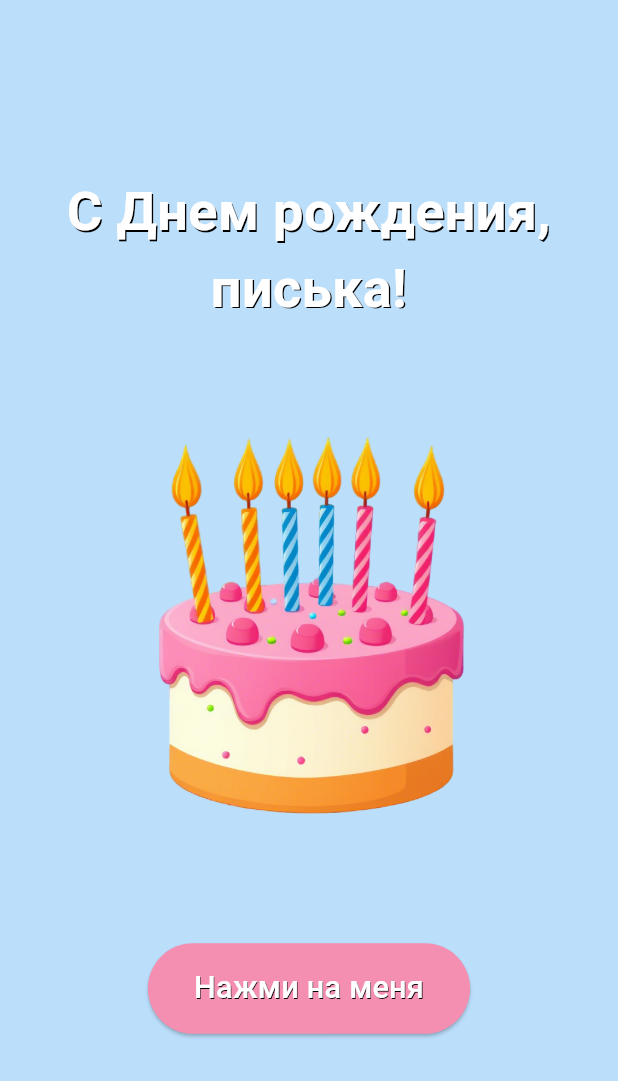
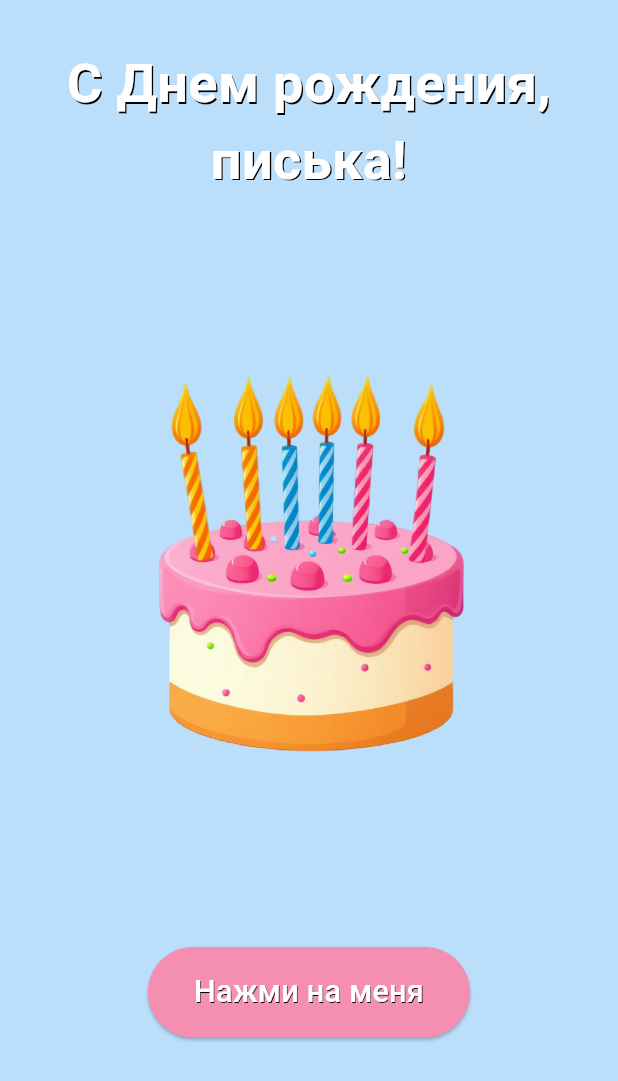
Before and after one commit to MeynSpain/happy_birthday, a Flutter app: the screen it shows after launch, on a phone screen of 412 x 824 dp. Shown: the top 1081 px of the screen. Run offline on Flutter 3.47's test engine with Material 3 defaults, Android fonts, the light colour scheme and no system bars; our stand-ins replace audioplayers, confetti.

Commit message:
Добавил web

```diff
--- a/lib/home_page.dart
+++ b/lib/home_page.dart
@@ -185,9 +185,12 @@
           // Align(alignment: Alignment.center,
           // child: Image.asset('assets/images/cake.png'),),
           Center(
-            child: Column(
-              mainAxisAlignment: MainAxisAlignment.center,
+            child: ListView(
               children: [
+                Column(
+                  mainAxisAlignment: MainAxisAlignment.start,
+                  children: [
+                    SizedBox(height: 30,),
                     // Expanded(child: SizedBox()),
                     Text(
                       'С Днем рождения, писька!',
@@ -201,15 +204,16 @@
                         ],
                       ),
                     ),
-                Image.asset('assets/images/cake.png'),
+                    Image.asset('assets/images/cake.png', height: 500),
                     // Expanded(child: SizedBox()),
                     Padding(
-                  padding: EdgeInsets.only(bottom: 20),
+                      padding: EdgeInsets.only(bottom: 50),
                       child: AnimatedBuilder(
                         animation: _buttonAnimationController,
                         builder: (context, child) {
                           return Transform.scale(
-                        scale: 1.0 + (_buttonAnimationController.value * 0.1),
+                            scale:
+                                1.0 + (_buttonAnimationController.value * 0.1),
                             child: ElevatedButton(
                               onPressed: _play,
                               style: ElevatedButton.styleFrom(
@@ -241,6 +245,8 @@
                       ),
                     ),
                     // SizedBox(height: 20,)
+                  ],
+                ),
               ],
             ),
           ),
```
Lines whose indentation alone changed are shown as unchanged.
